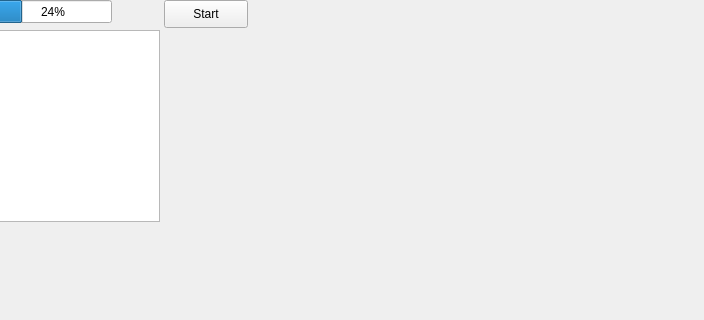
This is Game/windows/mainwindow.ui in PartaJere/Titta-ja-Jere as Qt 5 draws it before an edit; both pictures show x 96 to 800 and y 0 to 320 of the 800 by 600 pixel window. The edited form follows.
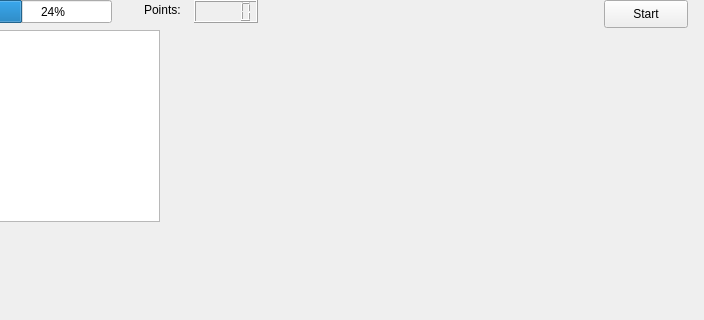
This is the edited form.

Commit message: Add widget to show points

The edit to the form file:
```diff
--- a/Game/windows/mainwindow.ui
+++ b/Game/windows/mainwindow.ui
@@ -45,7 +45,7 @@
    <widget class="QPushButton" name="startButton">
     <property name="geometry">
      <rect>
-      <x>260</x>
+      <x>700</x>
       <y>0</y>
       <width>84</width>
       <height>28</height>
@@ -78,6 +78,29 @@
      <number>24</number>
     </property>
    </widget>
+   <widget class="QLabel" name="label">
+    <property name="geometry">
+     <rect>
+      <x>240</x>
+      <y>0</y>
+      <width>63</width>
+      <height>20</height>
+     </rect>
+    </property>
+    <property name="text">
+     <string>Points:</string>
+    </property>
+   </widget>
+   <widget class="QLCDNumber" name="points">
+    <property name="geometry">
+     <rect>
+      <x>290</x>
+      <y>0</y>
+      <width>64</width>
+      <height>23</height>
+     </rect>
+    </property>
+   </widget>
   </widget>
   <widget class="QMenuBar" name="menubar">
    <property name="geometry">
```
The commit also changes 2 other files.
